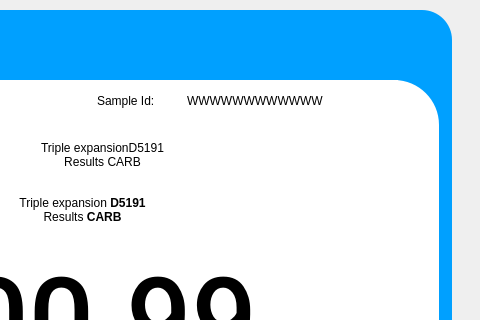
Old version of the form pApp-22-June-2021/smeasuring2.ui in the repository ChandraMVE/PSSC_QT_Development; both pictures show x 288 to 768 and y 0 to 320 of the 768 by 729 pixel window.
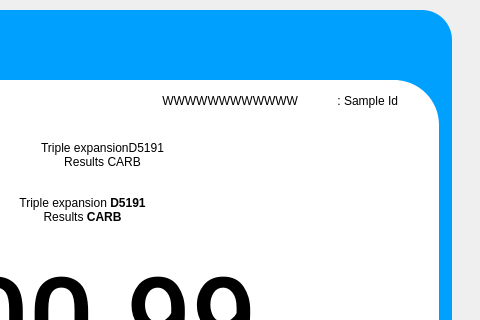
New version of the form.

```diff
--- a/pApp-22-June-2021/smeasuring2.ui
+++ b/pApp-22-June-2021/smeasuring2.ui
@@ -462,7 +462,7 @@
     <widget class="QLabel" name="label_2">
      <property name="geometry">
       <rect>
-       <x>360</x>
+       <x>570</x>
        <y>0</y>
        <width>91</width>
        <height>41</height>
@@ -474,13 +474,16 @@
 color: rgb(0,0,0);</string>
      </property>
      <property name="text">
-      <string>Sample Id:</string>
+      <string> : Sample Id</string>
+     </property>
+     <property name="alignment">
+      <set>Qt::AlignRight|Qt::AlignTrailing|Qt::AlignVCenter</set>
      </property>
     </widget>
     <widget class="QLabel" name="lblSampleId">
      <property name="geometry">
       <rect>
-       <x>450</x>
+       <x>350</x>
        <y>0</y>
        <width>211</width>
        <height>41</height>
@@ -495,7 +498,7 @@
       <string>WWWWWWWWWWWW</string>
      </property>
      <property name="alignment">
-      <set>Qt::AlignLeading|Qt::AlignLeft|Qt::AlignVCenter</set>
+      <set>Qt::AlignRight|Qt::AlignTrailing|Qt::AlignVCenter</set>
      </property>
     </widget>
    </widget>
```
